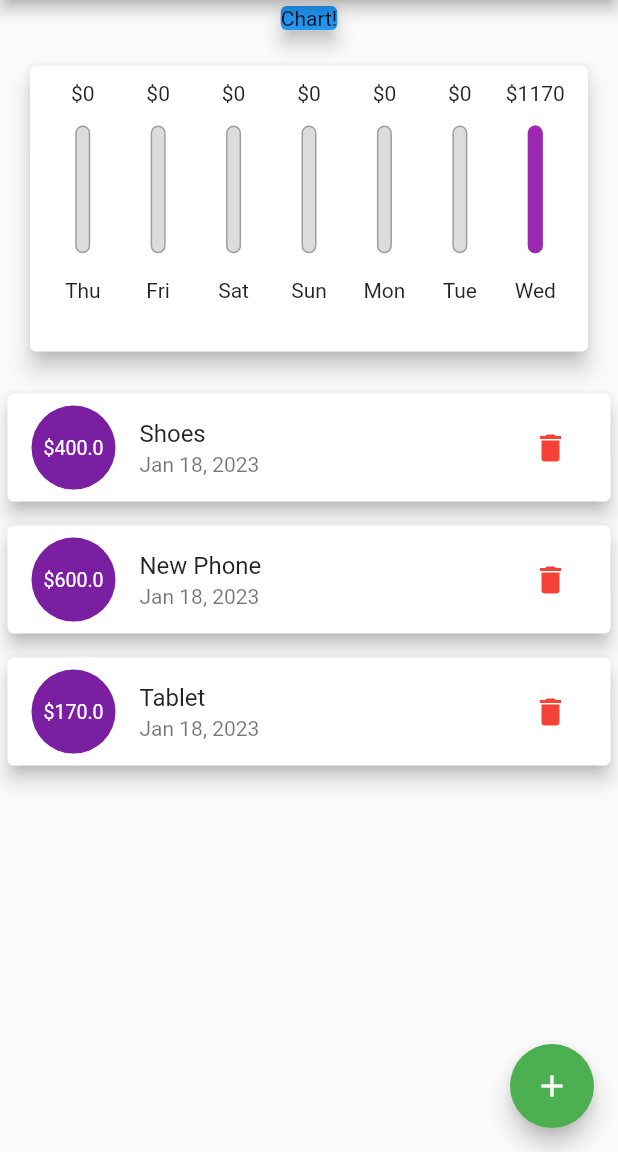
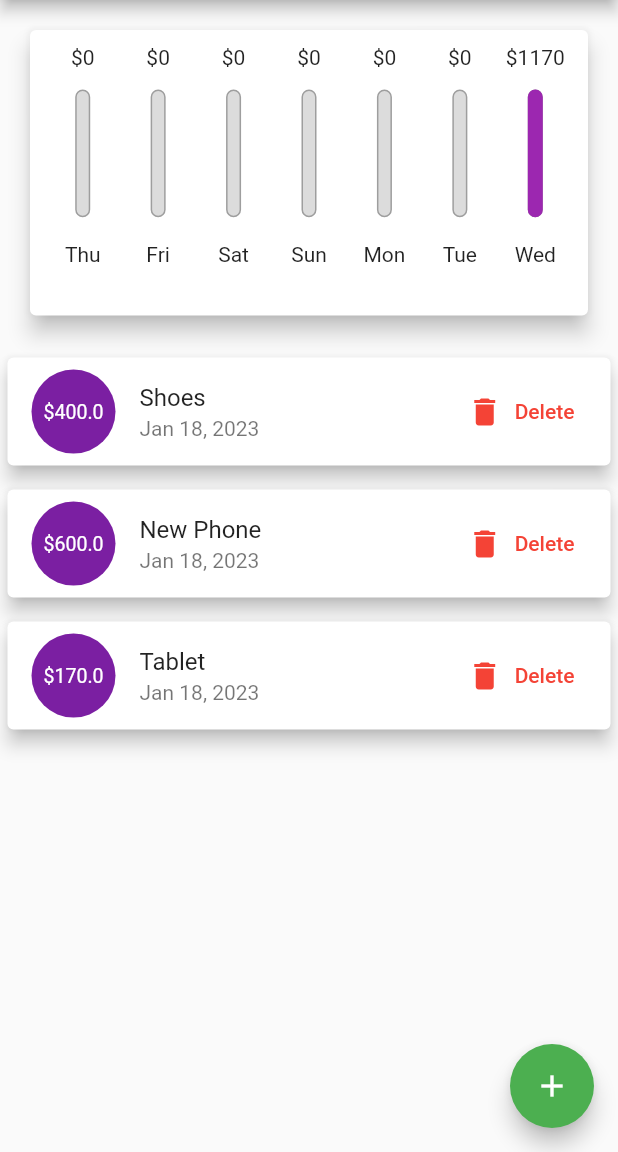
Before and after one commit to nitinnsharma234/ExpenseTracker, a Flutter app: the screen it shows after launch, on a phone screen of 412 x 824 dp, the part 84-1236 px from its top. Run offline on Flutter 3.47's test engine with Material 2 defaults, Android fonts, the phone set to English and light mode, and no system bars; our stand-ins replace flutter_datetime_picker; missing offline and left inert: dart:ffi.

Commit message:
done cupertino

```diff
--- a/lib/NewTransaction.dart
+++ b/lib/NewTransaction.dart
@@ -1,3 +1,6 @@
+import 'dart:io';
+
+import 'package:flutter/cupertino.dart';
 import 'package:flutter/material.dart';
 import 'package:flutter/services.dart';
 import 'package:intl/intl.dart';
@@ -14,7 +17,8 @@ class NewTransaction extends StatefulWidget {
 
 class _NewTransactionState extends State<NewTransaction> {
   final tittleController = TextEditingController();
-  var _selectedDate ;
+  var _selectedDate;
+
   final amountController = TextEditingController();
 
   void launchDatePicker() {
@@ -24,13 +28,11 @@ class _NewTransactionState extends State<NewTransaction> {
             firstDate: DateTime(2015),
             lastDate: DateTime.now())
         .then((value) {
-          if (value==null)
-            {
-              return ;
-            }
-          else{
+      if (value == null) {
+        return;
+      } else {
         setState(() {
-                    _selectedDate=value;
+          _selectedDate = value;
         });
       }
     });
@@ -39,13 +41,13 @@ class _NewTransactionState extends State<NewTransaction> {
   void submitData() {
     final enteredTitle = tittleController.text;
     final enteredAmount = double.parse(amountController.text);
-    final dateSelected=_selectedDate;
-    if (enteredTitle.isEmpty || enteredAmount <= 0 || _selectedDate==null) {
+    final dateSelected = _selectedDate;
+    if (enteredTitle.isEmpty || enteredAmount <= 0 || _selectedDate == null) {
       return;
     }
     print(enteredTitle);
     print(enteredAmount);
-    widget.addTx(enteredTitle, enteredAmount,dateSelected);
+    widget.addTx(enteredTitle, enteredAmount, dateSelected);
     Navigator.of(context).pop();
   }
 
@@ -54,7 +56,12 @@ class _NewTransactionState extends State<NewTransaction> {
     return Card(
       elevation: 5,
       child: Container(
-        padding: const EdgeInsets.all(10),
+        padding: EdgeInsets.only(
+            left: 10,
+            right: 10,
+            top: 10,
+            bottom: 10 + MediaQuery.of(context).viewInsets.bottom),
+        child: SingleChildScrollView(
           child: Column(
             children: [
               TextField(
@@ -71,11 +78,17 @@ class _NewTransactionState extends State<NewTransaction> {
               Row(
                 children: [
                   Expanded(
-                   child: Text(
-                      _selectedDate==null?"No date is chosen!":DateFormat.yMd().format(_selectedDate)),
+                    child: Text(_selectedDate == null
+                        ? "No date is chosen!"
+                        : DateFormat.yMd().format(_selectedDate)),
                   ),
-
-                TextButton(
+                  Platform.isIOS
+                      ? CupertinoButton(
+                          onPressed: launchDatePicker,
+                          child: const Text(
+                            "Choose Date",
+                          ))
+                      : TextButton(
                           onPressed: () {
                             //DatePicker.showDatePicker(context);
                             launchDatePicker();
@@ -102,6 +115,7 @@ class _NewTransactionState extends State<NewTransaction> {
             ],
           ),
         ),
+      ),
     );
   }
 }
--- a/lib/main.dart
+++ b/lib/main.dart
@@ -1,3 +1,6 @@
+import 'dart:io';
+import 'package:cupertino_icons/cupertino_icons.dart';
+import 'package:flutter/cupertino.dart';
 import 'package:expense_tracker/Model%20/Transaction.dart';
 import 'package:expense_tracker/transaction_list.dart';
 import 'package:flutter/material.dart';
@@ -17,7 +20,8 @@ class MyApp extends StatelessWidget {
 
   @override
   Widget build(BuildContext context) {
-    return MaterialApp(
+    return
+      MaterialApp(
       title: "Flutter App ",
       home: const MyHomePage(),
       theme: ThemeData(
@@ -50,6 +54,8 @@ class MyHomePage extends StatefulWidget {
 }
 
 class _MyHomePageState extends State<MyHomePage> {
+  bool _showChart = true;
+
   final List<Transaction> _userTransaction = [
     Transaction(id: "1", title: "Shoes", amount: 400.00, date: DateTime.now()),
     Transaction(
@@ -63,7 +69,7 @@ class _MyHomePageState extends State<MyHomePage> {
     }).toList();
   }
 
-  void _addNewTransaction(String txTitle, double txAmount,DateTime date) {
+  void _addNewTransaction(String txTitle, double txAmount, DateTime date) {
     final newTrx = Transaction(
         id: DateTime.now().toString(),
         title: txTitle,
@@ -73,8 +79,8 @@ class _MyHomePageState extends State<MyHomePage> {
       _userTransaction.add(newTrx);
     });
   }
-  void removeTransaction(int index)
-  {
+
+  void removeTransaction(int index) {
     setState(() {
       _userTransaction.removeAt(index);
     });
@@ -90,38 +96,119 @@ class _MyHomePageState extends State<MyHomePage> {
 
   @override
   Widget build(BuildContext context) {
-    final appbar = AppBar(
+    final isLandscape = MediaQuery
+        .of(context)
+        .orientation == Orientation.landscape;
+
+    final  dynamic appbar = Platform.isIOS ? CupertinoNavigationBar(
+      middle: const Text("Expense Tracker",
+        style: TextStyle(
+            fontFamily: 'OpenSans', fontWeight: FontWeight.bold),
+      ),
+      trailing: Row(mainAxisSize:MainAxisSize.min,children: [GestureDetector(
+        child: const Icon(CupertinoIcons.add), onTap: () {
+        startAddNewTransaction(context);
+      },),
+      ],),
+    ) : AppBar(
       title: const Text("Expense Tracker",
-          style: TextStyle(
-              fontFamily: 'OpenSans', fontWeight: FontWeight.bold)),
+          style:
+          TextStyle(fontFamily: 'OpenSans', fontWeight: FontWeight.bold)),
       actions: [
         IconButton(
             onPressed: () => startAddNewTransaction(context),
             icon: const Icon(
               Icons.add,
-
             ))
       ],
     );
-    return Scaffold(
-      appBar:appbar,
-      body: SingleChildScrollView(
+    final txListWidget = Container(
+      height: (MediaQuery
+          .of(context)
+          .size
+          .height -
+          MediaQuery
+              .of(context)
+              .padding
+              .top -
+          MediaQuery
+              .of(context)
+              .padding
+              .bottom -
+          appbar.preferredSize.height) *
+          1,
+      child: TransactionList(_userTransaction, removeTransaction),
+    );
+    final body = SafeArea(
+      child: SingleChildScrollView(
         child: Column(
           children: <Widget>[
-            const Card(
-              color: Colors.blue,
-              elevation: 5,
-              child: Text("Chart!"),
+            if (isLandscape)
+              Row(
+                mainAxisAlignment: MainAxisAlignment.center,
+                children: [
+                  Switch.adaptive(
+                      value: _showChart,
+                      onChanged: (val) {
+                        setState(() {
+                          _showChart = val;
+                        });
+                      }),
+                   Text("Show Chart",style: Theme.of(context).textTheme.titleMedium,),
+                ],
               ),
-             Container(height: (MediaQuery.of(context).size.height-MediaQuery.of(context).padding.top-MediaQuery.of(context).padding.bottom-appbar.preferredSize.height)*0.3,child: Chart(_recentTransactions)),
-            Container(height: (MediaQuery.of(context).size.height-MediaQuery.of(context).padding.top-MediaQuery.of(context).padding.bottom-appbar.preferredSize.height)*0.7,child: TransactionList(_userTransaction,removeTransaction))
+            if(!isLandscape)
+              Container(
+                height: (MediaQuery
+                    .of(context)
+                    .size
+                    .height -
+                    MediaQuery
+                        .of(context)
+                        .padding
+                        .top -
+                    MediaQuery
+                        .of(context)
+                        .padding
+                        .bottom -
+                    appbar.preferredSize.height) *
+                    0.3,
+                child: Chart(_recentTransactions),
+              ),
+            if(!isLandscape)txListWidget,
+            if(isLandscape)
+              _showChart
+                  ? Container(
+                height: (MediaQuery
+                    .of(context)
+                    .size
+                    .height -
+                    MediaQuery
+                        .of(context)
+                        .padding
+                        .top -
+                    MediaQuery
+                        .of(context)
+                        .padding
+                        .bottom -
+                    appbar.preferredSize.height) *
+                    0.7,
+                child: Chart(_recentTransactions),
+              )
+                  : txListWidget
           ],
         ),
       ),
-      floatingActionButton: FloatingActionButton(
+    );
+    return Platform.isIOS
+        ? CupertinoPageScaffold(navigationBar:appbar,child: body,)
+        : Scaffold(
+      appBar: appbar,
+      body: body,
+      floatingActionButton: (Platform.isAndroid) ? FloatingActionButton(
         onPressed: () => startAddNewTransaction(context),
         child: Icon(Icons.add),
-      ),
+      ) : Container(),
     );
   }
 }
--- a/lib/transaction_list.dart
+++ b/lib/transaction_list.dart
@@ -6,7 +6,9 @@ class TransactionList extends StatelessWidget {
   final List<Transaction> userTransaction;
   final Function removeTransaction;
 
-  const TransactionList(this.userTransaction, this.removeTransaction, {Key? key}) : super(key: key);
+  const TransactionList(this.userTransaction, this.removeTransaction,
+      {Key? key})
+      : super(key: key);
 
   @override
   Widget build(BuildContext context) {
@@ -47,8 +49,7 @@ class TransactionList extends StatelessWidget {
            )*/
                   Card(
                 elevation: 5,
-              margin:
-                  const EdgeInsets.symmetric(vertical: 8, horizontal: 5),
+                margin: const EdgeInsets.symmetric(vertical: 8, horizontal: 5),
                 child: ListTile(
                   leading: FittedBox(
                     child: CircleAvatar(
@@ -57,15 +58,26 @@ class TransactionList extends StatelessWidget {
                         padding: const EdgeInsets.all(8.0),
                         child: Text(
                           '\$${userTransaction[index].amount}',
-                        style: TextStyle(fontSize: 14),
+                          style: const TextStyle(fontSize: 14),
                         ),
                       ),
                     ),
                   ),
-                title: Text('${userTransaction[index].title}'),
+                  title: Text(userTransaction[index].title),
                   subtitle: Text(
                       DateFormat.yMMMd().format(userTransaction[index].date)),
-                trailing: IconButton(
+                  trailing: MediaQuery.of(context).size.width > 400
+                      ? TextButton.icon(
+                          icon: const Icon(Icons.delete, color: Colors.red,),
+                          onPressed: () {
+                            removeTransaction(index);
+                          },
+                          label: const Text(
+                            "Delete",
+                            style: TextStyle(color: Colors.red),
+                          ),
+                        )
+                      : IconButton(
                           onPressed: () {
                             removeTransaction(index);
                           },
@@ -79,13 +91,20 @@ class TransactionList extends StatelessWidget {
             },
             itemCount: userTransaction.length,
           )
-        : Column(
+        : LayoutBuilder(builder: (ctx, constraints) {
+            return Column(
               children: [
-              Image.asset(
+                Text("No Transactions Added!!"),
+                SizedBox(height: constraints.maxHeight * 0.1),
+                Container(
+                  height: MediaQuery.of(context).orientation==Orientation.landscape?constraints.maxHeight * 0.8:constraints.maxHeight * 0.3,
+                  child: Image.asset(
                     "assests/images/notFound.png",
                     fit: BoxFit.cover,
                   ),
+                ),
               ],
             );
+          });
   }
 }
```
Lines whose indentation alone changed are shown as unchanged.
